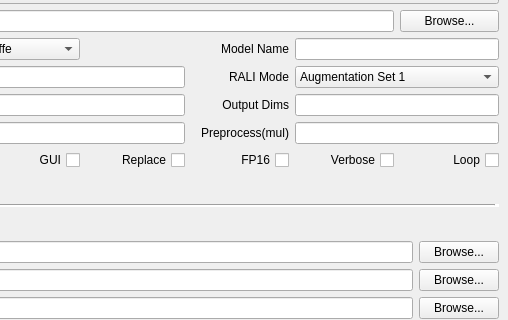
Above: inference_control.ui from kiritigowda/MIVisionX-Validation-Tool before the change; both pictures show x 301 to 809 and y 266 to 586 of the 809 by 732 pixel window. Below: the same form after it.
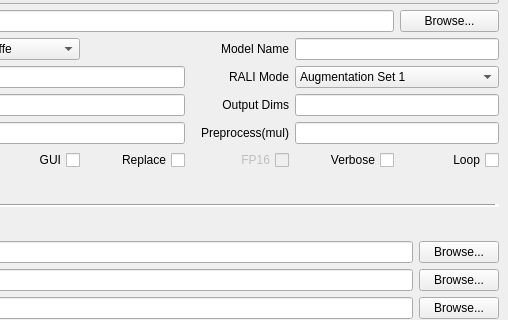
That is the form after the change. Icons and pictures are not drawn.

Commit message: legend on/off

```diff
--- a/inference_control.ui
+++ b/inference_control.ui
@@ -214,6 +214,9 @@
       </item>
       <item row="6" column="4">
        <widget class="QCheckBox" name="fp16_checkBox">
+        <property name="enabled">
+         <bool>false</bool>
+        </property>
         <property name="layoutDirection">
          <enum>Qt::RightToLeft</enum>
         </property>
```
The commit also changes 2 other files.
